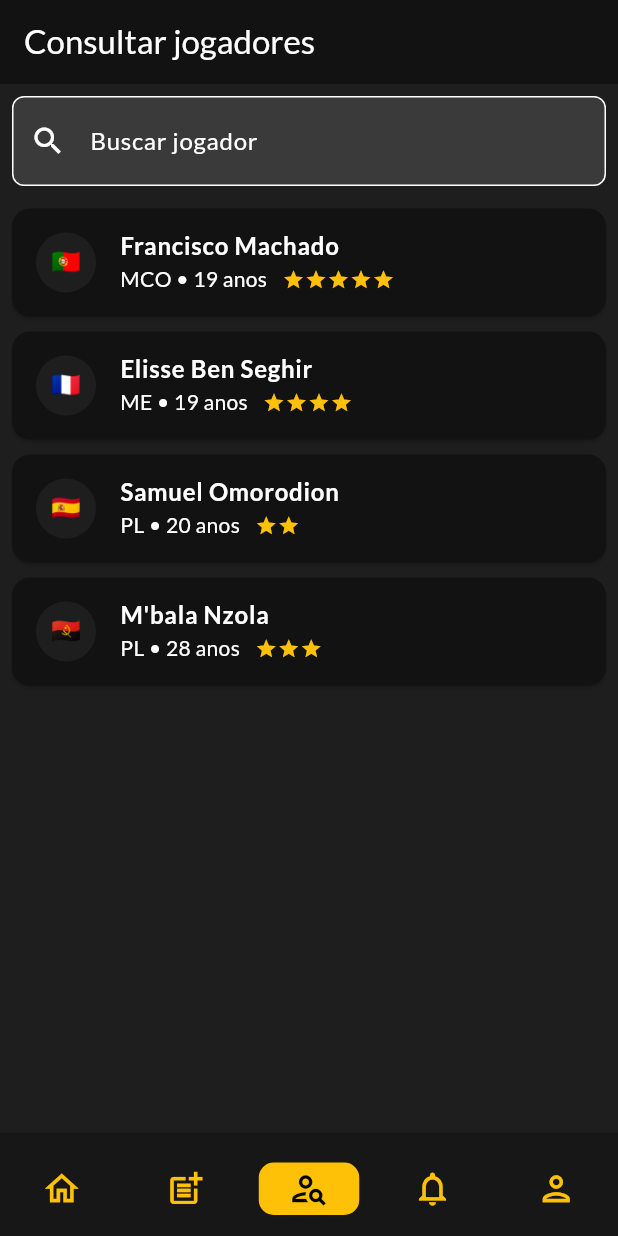
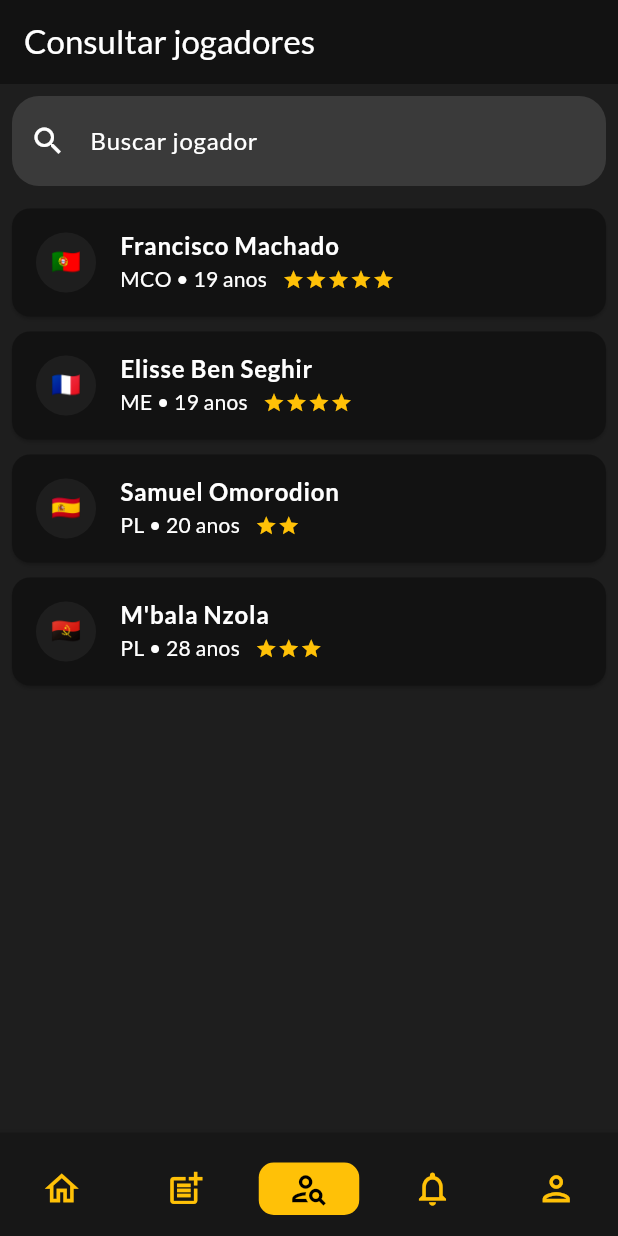
Before and after one commit to luanameneguci/scouting, a Flutter app: the screen it shows after launch, item 3 of the bottom bar chosen, on a phone screen of 412 x 824 dp. Run offline on Flutter 3.47's test engine with Material 3 defaults, Android fonts, the phone set to English and light mode, and no system bars; our stand-ins replace google_fonts.

Commit message:
Update jogadores.dart

```diff
--- a/scouting_app/lib/jogadores.dart
+++ b/scouting_app/lib/jogadores.dart
@@ -55,9 +55,6 @@ class _JogadoresPageState extends State<JogadoresPage> {
               decoration: InputDecoration(
                 hintText: 'Buscar jogador',
                 prefixIcon: Icon(Icons.search),
-                border: OutlineInputBorder(
-                  borderRadius: BorderRadius.circular(8.0),
-                ),
               ),
               onChanged: (query) {
                 setState(() {
```
